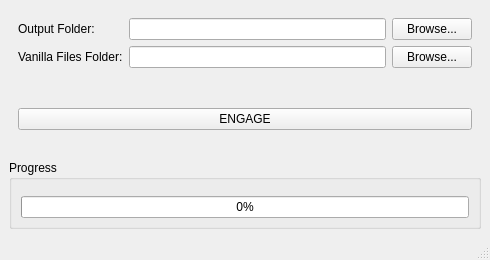
Qt form PDG_LocalisationCreator_GUI.ui (ZoomImpulse/PDG_LocalisationCreator_GUI) before a commit.
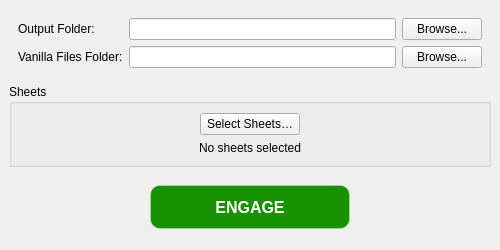
The same form after that commit. Icons and pictures are not drawn.

The edit to the form file:
```diff
--- a/PDG_LocalisationCreator_GUI.ui
+++ b/PDG_LocalisationCreator_GUI.ui
@@ -6,20 +6,20 @@
       <rect>
         <x>0</x>
         <y>0</y>
-        <width>490</width>
-        <height>260</height>
+        <width>500</width>
+        <height>250</height>
       </rect>
     </property>
     <property name="minimumSize">
       <size>
-        <width>490</width>
-        <height>260</height>
+        <width>500</width>
+        <height>250</height>
       </size>
     </property>
     <property name="maximumSize">
       <size>
-        <width>490</width>
-        <height>260</height>
+        <width>500</width>
+        <height>250</height>
       </size>
     </property>
     <property name="windowTitle">
@@ -78,11 +78,97 @@
             </layout>
           </widget>
         </item>
+        <item>
+          <widget class="QGroupBox" name="groupSheets">
+            <property name="title">
+              <string>Sheets</string>
+            </property>
+            <layout class="QVBoxLayout" name="verticalLayout_sheets">
+              <item alignment="Qt::AlignHCenter">
+                <widget class="QPushButton" name="selectSheetsButton">
+                  <property name="sizePolicy">
+                    <sizepolicy hsizetype="Fixed" vsizetype="Fixed">
+                      <horstretch>0</horstretch>
+                      <verstretch>0</verstretch>
+                    </sizepolicy>
+                  </property>
+                  <property name="minimumSize">
+                    <size>
+                      <width>100</width>
+                      <height>0</height>
+                    </size>
+                  </property>
+                  <property name="text">
+                    <string>Select Sheets…</string>
+                  </property>
+                </widget>
+              </item>
+              <item>
+                <widget class="QLabel" name="sheetsSummaryLabel">
+                  <property name="sizePolicy">
+                    <sizepolicy hsizetype="Expanding" vsizetype="Fixed">
+                      <horstretch>0</horstretch>
+                      <verstretch>0</verstretch>
+                    </sizepolicy>
+                  </property>
+                  <property name="text">
+                    <string>No sheets selected</string>
+                  </property>
+                  <property name="alignment">
+                    <set>Qt::AlignHCenter|Qt::AlignVCenter</set>
+                  </property>
+                  <property name="wordWrap">
+                    <bool>true</bool>
+                  </property>
+                </widget>
+              </item>
+            </layout>
+          </widget>
+        </item>
         <item>
           <widget class="QFrame" name="actionBox">
             <layout class="QHBoxLayout" name="horizontalLayout_2">
-              <item>
+              <item alignment="Qt::AlignHCenter">
                 <widget class="QPushButton" name="unifiedRunButton">
+                  <property name="sizePolicy">
+                    <sizepolicy hsizetype="Minimum" vsizetype="Fixed">
+                      <horstretch>0</horstretch>
+                      <verstretch>0</verstretch>
+                    </sizepolicy>
+                  </property>
+                  <property name="minimumSize">
+                    <size>
+                      <width>200</width>
+                      <height>44</height>
+                    </size>
+                  </property>
+                  <property name="font">
+                    <font>
+                      <pointsize>12</pointsize>
+                      <weight>75</weight>
+                      <bold>true</bold>
+                    </font>
+                  </property>
+                  <property name="styleSheet">
+                    <string notr="true">QPushButton#unifiedRunButton{
+    padding: 10px 24px;
+    color: white;
+    background-color: rgb(24, 146, 0);
+    border: 1px solid rgba(255,255,255,60);
+    border-radius: 10px;
+}
+QPushButton#unifiedRunButton:hover{
+    background-color: rgb(29, 168, 2);
+}
+QPushButton#unifiedRunButton:pressed{
+    background-color: rgb(22, 128, 1);
+}
+QPushButton#unifiedRunButton:disabled{
+    background-color: rgb(70,70,70);
+    color: rgb(170,170,170);
+    border: 1px solid rgba(255,255,255,30);
+}</string>
+                  </property>
                   <property name="text">
                     <string>ENGAGE</string>
                   </property>
@@ -91,31 +177,8 @@
             </layout>
           </widget>
         </item>
-        <item>
-          <widget class="QGroupBox" name="progressBarGroupBox">
-            <property name="title">
-              <string>Progress</string>
-            </property>
-            <layout class="QVBoxLayout" name="verticalLayout_progressBar">
-              <property name="bottomMargin">
-                <number>0</number>
-              </property>
-              <item>
-                <widget class="QProgressBar" name="progressBar">
-                  <property name="value">
-                    <number>0</number>
-                  </property>
-                  <property name="textVisible">
-                    <bool>true</bool>
-                  </property>
-                </widget>
-              </item>
-            </layout>
-          </widget>
-        </item>
       </layout>
     </widget>
-    <widget class="QStatusBar" name="statusBar"/>
   </widget>
   <resources/>
   <connections/>
```
Left out of the diff: 7 changed lines with no effect on the pictures.
